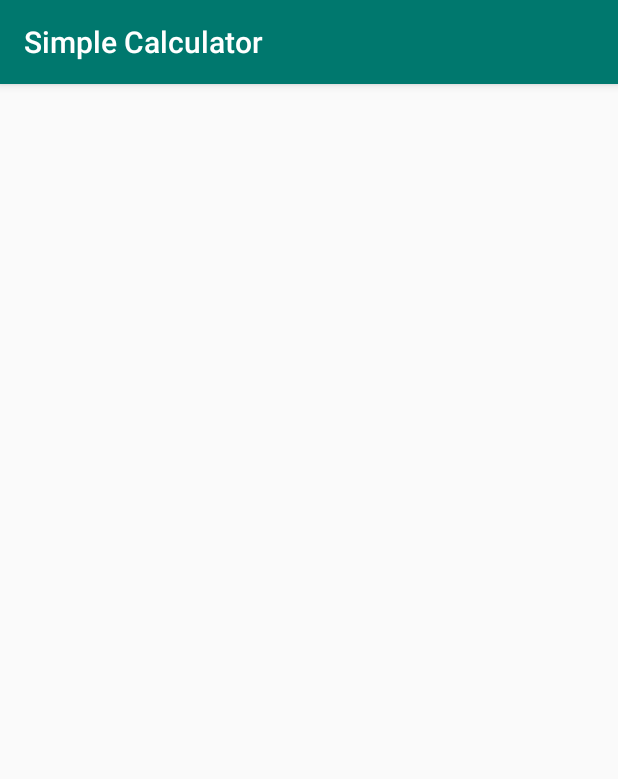
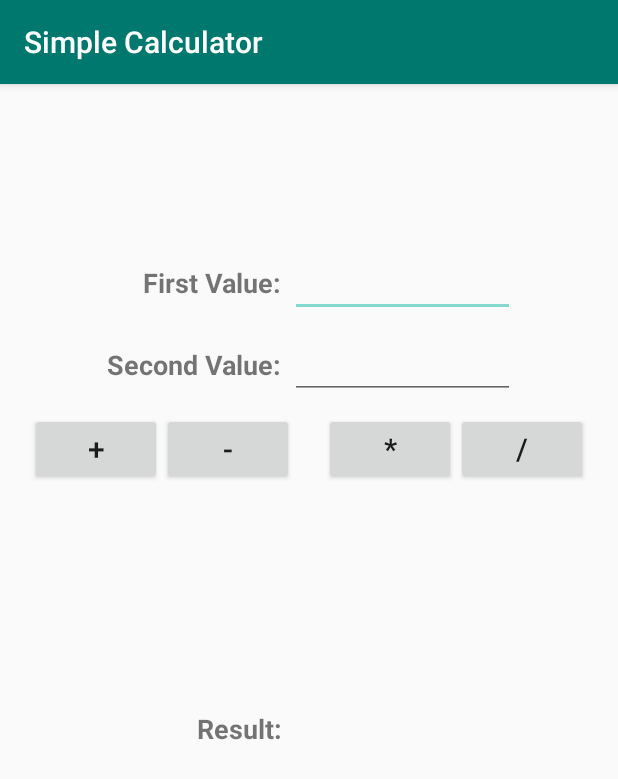
Before and after one commit to lucamps/MyAndroidCalculator, an Android app: the SimpleCalculatorActivity screen opened directly, with no data from a screen before it, on a phone screen of 412 x 824 dp. Shown: the top 779 px of the screen. Run offline under Robolectric (Android 15) with nearby library versions, the phone set to English and light mode, and no system bars.

Commit message:
Modifying the simple calculator XML file & adding strings

```diff
--- a/app/build.gradle
+++ b/app/build.gradle
@@ -26,6 +26,8 @@ dependencies {
     implementation fileTree(dir: "libs", include: ["*.jar"])
     implementation 'androidx.appcompat:appcompat:1.2.0'
     implementation 'androidx.constraintlayout:constraintlayout:2.0.1'
+    implementation 'com.google.android.material:material:1.0.0'
+    implementation 'androidx.gridlayout:gridlayout:1.0.0'
     testImplementation 'junit:junit:4.12'
     androidTestImplementation 'androidx.test.ext:junit:1.1.2'
     androidTestImplementation 'androidx.test.espresso:espresso-core:3.3.0'
--- a/app/src/main/res/layout/activity_simple_calculator.xml
+++ b/app/src/main/res/layout/activity_simple_calculator.xml
@@ -1,7 +1,108 @@
 <?xml version="1.0" encoding="utf-8"?>
-<androidx.constraintlayout.widget.ConstraintLayout xmlns:android="http://schemas.android.com/apk/res/android"
+<RelativeLayout xmlns:android="http://schemas.android.com/apk/res/android"
     xmlns:app="http://schemas.android.com/apk/res-auto"
     xmlns:tools="http://schemas.android.com/tools"
     android:layout_width="match_parent"
     android:layout_height="match_parent"
-    tools:context=".SimpleCalculatorActivity"/>
+    tools:context=".SimpleCalculatorActivity">
+
+    <TextView
+        android:id="@+id/textView"
+        android:layout_width="wrap_content"
+        android:layout_height="wrap_content"
+        android:layout_marginTop="120dp"
+        android:layout_marginLeft="95dp"
+        android:text="@string/firstValue"
+        android:textSize="18dp"
+        android:textStyle="bold" />
+
+
+    <EditText
+        android:id="@+id/editText"
+        android:layout_width="150dp"
+        android:layout_height="wrap_content"
+        android:layout_toRightOf="@id/textView"
+        android:layout_alignBaseline="@id/textView"
+        android:layout_marginLeft="5dp" />
+
+    <TextView
+        android:id="@+id/textView2"
+        android:layout_width="wrap_content"
+        android:layout_height="wrap_content"
+        android:layout_alignEnd="@id/textView"
+        android:layout_below="@id/textView"
+        android:layout_marginTop="30dp"
+        android:text="@string/secondValue"
+        android:textSize="18dp"
+        android:textStyle="bold" />
+
+    <EditText
+        android:id="@+id/editText2"
+        android:layout_width="150dp"
+        android:layout_height="wrap_content"
+        android:layout_toRightOf="@id/textView2"
+        android:layout_alignBaseline="@id/textView2"
+        android:layout_marginLeft="5dp" />
+
+    <Button
+        android:id="@+id/buttonAdd"
+        android:layout_width="wrap_content"
+        android:layout_height="wrap_content"
+        android:text="+"
+        android:textSize="20dp"
+        android:layout_marginLeft="20dp"
+        android:layout_marginTop="20dp"
+        android:layout_below="@id/textView2" />
+
+    <Button
+        android:id="@+id/buttonSub"
+        android:layout_width="wrap_content"
+        android:layout_height="wrap_content"
+        android:text="-"
+        android:textSize="20dp"
+        android:layout_toRightOf="@id/buttonAdd"
+        android:layout_alignBaseline="@id/buttonAdd"
+        android:layout_below="@id/textView2" />
+
+    <Button
+        android:id="@+id/buttonMult"
+        android:layout_width="wrap_content"
+        android:layout_height="wrap_content"
+        android:text="*"
+        android:textSize="20dp"
+        android:layout_toLeftOf="@id/buttonDiv"
+        android:layout_alignBaseline="@id/buttonAdd"
+        android:layout_below="@id/textView2" />
+
+    <Button
+        android:id="@+id/buttonDiv"
+        android:layout_width="wrap_content"
+        android:layout_height="wrap_content"
+        android:text="/"
+        android:textSize="20dp"
+        android:layout_alignParentRight="true"
+        android:layout_below="@id/textView2"
+        android:layout_alignBaseline="@id/buttonAdd"
+        android:layout_marginRight="20dp" />
+
+    <TextView
+        android:id="@+id/textView3"
+        android:layout_width="wrap_content"
+        android:layout_height="wrap_content"
+        android:text="@string/resultText"
+        android:textSize="18dp"
+        android:textStyle="bold"
+        android:layout_alignEnd="@id/textView"
+        android:layout_below="@id/buttonAdd"
+        android:layout_marginTop="150dp" />
+
+    <TextView
+        android:id="@+id/editText3"
+        android:layout_width="wrap_content"
+        android:layout_height="wrap_content"
+        android:layout_toRightOf="@id/textView3"
+        android:layout_alignBaseline="@id/textView3"
+        android:layout_marginLeft="5dp" />
+
+
+</RelativeLayout>
--- a/app/src/main/res/values/strings.xml
+++ b/app/src/main/res/values/strings.xml
@@ -1,3 +1,9 @@
 <resources>
     <string name="app_name">My Calculator</string>
+
+    <string name="firstValue">First Value:</string>
+    <string name="secondValue">Second Value:</string>
+    <string name="resultText">Result:</string>
+    <string name="resultValue"></string>
+
 </resources>
```
